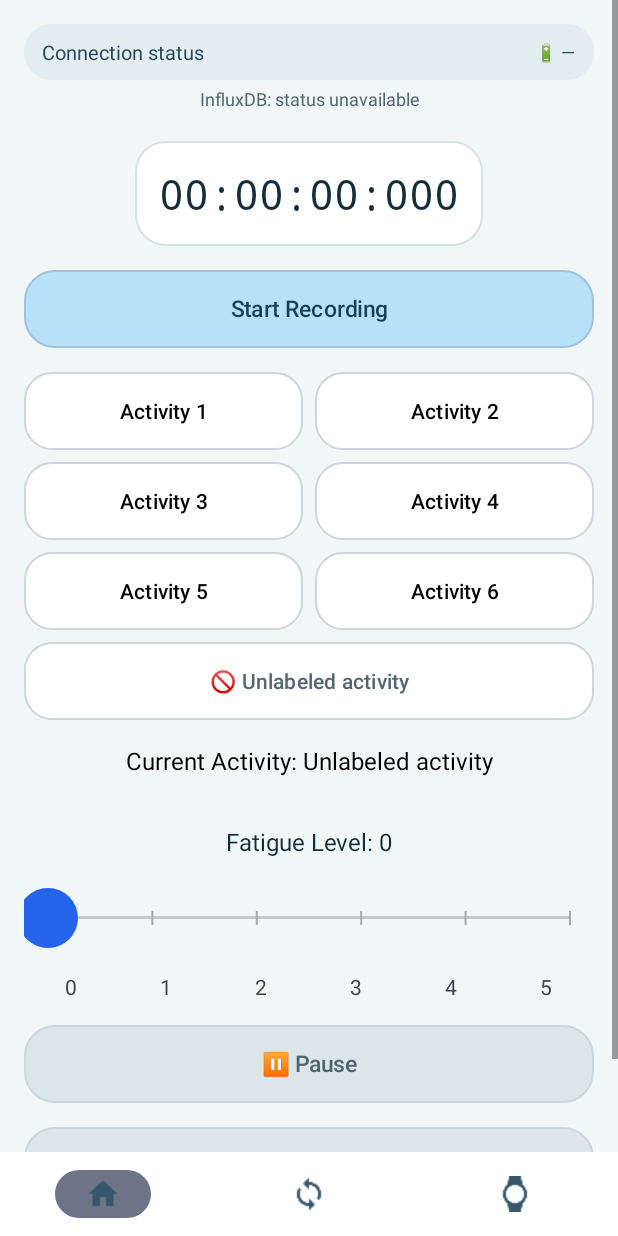
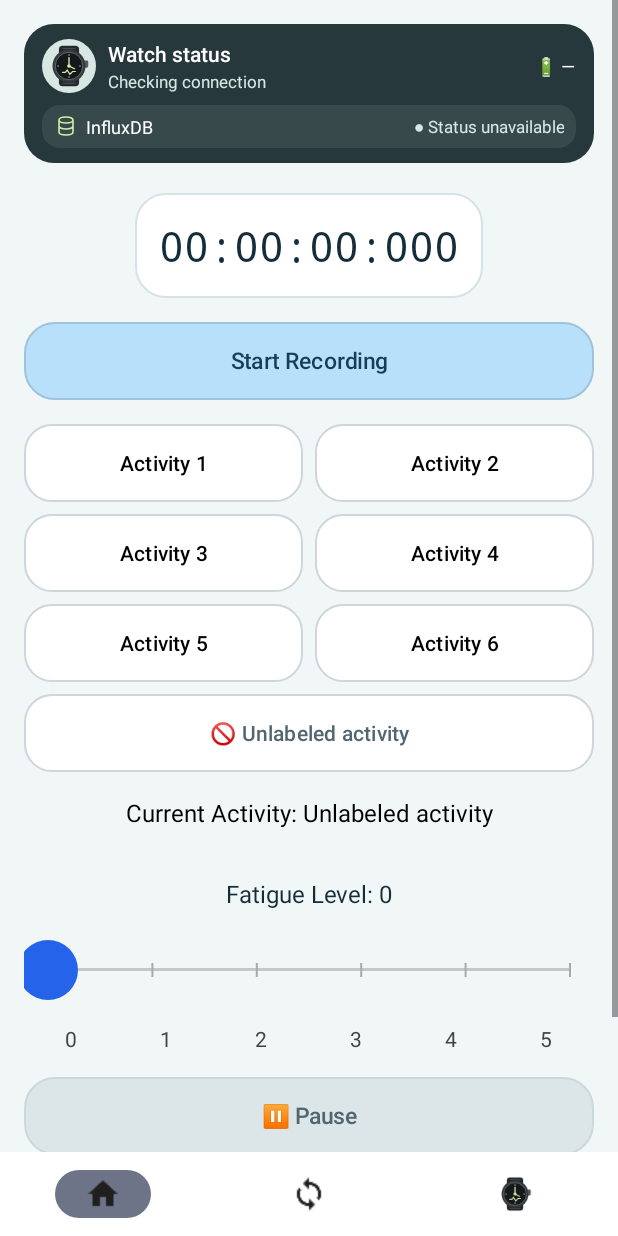
Before and after one commit to djalal2000/Appmobile, an Android app built with Jetpack Compose: the ValidationActivity screen opened directly, with no data from a screen before it, on a phone screen of 412 x 824 dp. Run offline under Robolectric (Android 15) with nearby library versions, the phone set to English and light mode, and no system bars; 1 statement that could not run was skipped.

Commit message:
Add unified round smartwatch icon and premium dark connection status card

```diff
--- a/app/src/main/java/com/bharathvishal/messagecommunicationusingwearabledatalayer/MainActivity.kt
+++ b/app/src/main/java/com/bharathvishal/messagecommunicationusingwearabledatalayer/MainActivity.kt
@@ -267,6 +267,7 @@ class MainActivity : ComponentActivity() {
 
                 AlertDialog.Builder(this@MainActivity)
                     .setTitle(tr("Connected Watches"))
+                    .setIcon(R.drawable.ic_pemesa_round_watch)
                     .setMessage(deviceNames)
                     .setPositiveButton("OK", null)
                     .create()
@@ -585,7 +586,8 @@ fun SimpleTopAppBar(onMenuItemClick: (String) -> Unit, language: String = AppLan
                             expanded = false
                         },
                         leadingIcon = {
-                            Icon(Icons.Filled.Watch, contentDescription = tr("Smartwatch"))
+                            Icon(painter = painterResource(R.drawable.ic_pemesa_round_watch), contentDescription = tr("Smartwatch"),
+                                modifier = Modifier.size(24.dp), tint = Color.Unspecified)
                         }
                     )
                     DropdownMenuItem(
--- a/app/src/main/java/com/bharathvishal/messagecommunicationusingwearabledatalayer/ValidationActivity.kt
+++ b/app/src/main/java/com/bharathvishal/messagecommunicationusingwearabledatalayer/ValidationActivity.kt
@@ -35,41 +35,41 @@ class ValidationActivity : AppCompatActivity() {
         val color: String
         when {
             status == null -> {
-                text = commandText("InfluxDB: status unavailable", "InfluxDB : état indisponible")
-                color = "#526671"
+                text = commandText("Status unavailable", "État indisponible")
+                color = "#D8E7E4"
             }
             status.activity == "ERROR" || status.wearable == "ERROR" -> {
                 val buckets = listOfNotNull(
                     "activity".takeIf { status.activity == "ERROR" },
                     "wearable".takeIf { status.wearable == "ERROR" }
                 ).joinToString(", ")
-                text = commandText("InfluxDB: write failed", "InfluxDB : échec d’écriture") + " ($buckets)"
-                color = "#B32636"
+                text = commandText("Write failed", "Échec d’écriture") + " ($buckets)"
+                color = "#FFB8C0"
             }
             status.failures > 0 -> {
-                text = commandText("InfluxDB: previous write failures", "InfluxDB : échecs antérieurs") +
+                text = commandText("Previous write failures", "Échecs antérieurs") +
                     " (${status.failures})"
-                color = "#865000"
+                color = "#FFD7A6"
             }
             status.activity == "OK" && status.wearable == "OK" -> {
-                text = commandText("InfluxDB: last writes OK", "InfluxDB : dernières écritures OK")
-                color = "#096B45"
+                text = commandText("Last writes OK", "Dernières écritures OK")
+                color = "#D6EDA5"
             }
             status.pending > 0 || status.activity == "OK" || status.wearable == "OK" -> {
-                text = commandText("InfluxDB: awaiting write confirmation", "InfluxDB : confirmation en attente")
-                color = "#865000"
+                text = commandText("Awaiting confirmation", "Confirmation en attente")
+                color = "#FFD7A6"
             }
             else -> {
-                text = commandText("InfluxDB: no writes yet", "InfluxDB : aucune écriture")
-                color = "#526671"
+                text = commandText("No writes yet", "Aucune écriture")
+                color = "#D8E7E4"
             }
         }
         val pending = status?.pending ?: 0L
         binding.influxStatusTv.text = if (pending > 0) {
-            "$text · " + commandText("$pending pending", "$pending en attente")
-        } else text
+            "● $text · " + commandText("$pending pending", "$pending en attente")
+        } else "● $text"
         binding.influxStatusTv.setTextColor(android.graphics.Color.parseColor(color))
-        binding.influxStatusTv.contentDescription = binding.influxStatusTv.text.toString() +
+        binding.influxStatusTv.contentDescription = "InfluxDB: " + binding.influxStatusTv.text.toString().removePrefix("● ") +
             if (status != null && status.failures > 0) {
                 commandText(". Failed writes since watch app launch: ${status.failures}",
                     ". Échecs depuis le lancement de la montre : ${status.failures}")
@@ -118,7 +118,8 @@ class ValidationActivity : AppCompatActivity() {
         showWatchBattery(null)
         showInfluxStatus(null)
 
-        binding.deviceconnectionStatusTv.text = localized("Connection status")
+        binding.deviceconnectionStatusTv.text = commandText("Watch status", "État de la montre")
+        binding.watchStatusSubtitleTv.text = commandText("Checking connection", "Vérification de la connexion")
         binding.startRecordingButton.text = localized("Start Recording")
         binding.stopRecordingButton.text = localized("Stop Recording")
         binding.pauseRecordingButton.text = localized("⏸ Pause")
@@ -429,6 +430,7 @@ class ValidationActivity : AppCompatActivity() {
                             val deviceNames = nodeList.joinToString("\n") { "• ${it.displayName} (${it.id})" }
                             AlertDialog.Builder(this@ValidationActivity)
                                 .setTitle(localized("Connected Watches"))
+                                .setIcon(R.drawable.ic_pemesa_round_watch)
                                 .setMessage(deviceNames)
                                 .setPositiveButton("OK", null)
                                 .create()
@@ -548,14 +550,17 @@ class ValidationActivity : AppCompatActivity() {
 
     private fun updateConnectionStatus(isConnected: Boolean, appOpen: Boolean) {
         when {
-            !isConnected -> uiStatusStyle("#FCE7E9", "#922B37")
-            appOpen -> uiStatusStyle("#D6EDA5", "#344C16")
-            else -> uiStatusStyle("#FBEBD5", "#744917")
+            !isConnected -> uiStatusStyle("#402B30", "#54383E", "#FFB8C0")
+            appOpen -> uiStatusStyle("#1E3935", "#2D4843", "#D6EDA5")
+            else -> uiStatusStyle("#3E3427", "#514335", "#FFD7A6")
         }
-        binding.deviceconnectionStatusTv.text = when {
-            !isConnected -> localized("❌ Watch not connected.")
-            appOpen -> localized("✅ Watch connected and app open.").replace("✅", "✓")
-            else -> localized("⚠️ Watch connected but app closed.")
+        binding.deviceconnectionStatusTv.text = if (isConnected)
+            commandText("Watch connected", "Montre connectée")
+        else commandText("Watch disconnected", "Montre déconnectée")
+        binding.watchStatusSubtitleTv.text = when {
+            !isConnected -> commandText("Connection unavailable", "Connexion indisponible")
+            appOpen -> commandText("Application running", "Application ouverte")
+            else -> commandText("Application closed", "Application fermée")
         }
     }
 
@@ -639,23 +644,24 @@ class ValidationActivity : AppCompatActivity() {
         }
     }
 
-    private fun uiStatusStyle(fill: String, ink: String) {
-        // Apply the connection state to the shared connection-and-battery surface.
+    private fun uiStatusStyle(fill: String, inner: String, accent: String) {
         binding.watchStatusContainer.apply {
-            background = uiRounded(uiColor(fill), 18)
-            setPadding(uiDp(12), uiDp(9), uiDp(12), uiDp(9))
+            background = uiRounded(uiColor(fill), 20)
+            setPadding(uiDp(12), uiDp(10), uiDp(12), uiDp(10))
         }
-        binding.deviceconnectionStatusTv.apply {
-            background = null
-            setPadding(0, 0, 0, 0)
-            setTextColor(uiColor(ink))
+        binding.watchStatusIcon.background = uiRounded(uiColor(accent), 50)
+        binding.deviceconnectionStatusTv.setTextColor(android.graphics.Color.WHITE)
+        binding.watchStatusSubtitleTv.setTextColor(uiColor("#D8E7E4"))
+        binding.watchBatteryTv.setTextColor(android.graphics.Color.WHITE)
+        binding.influxStatusContainer.apply {
+            background = uiRounded(uiColor(inner), 12)
+            setPadding(uiDp(8), uiDp(6), uiDp(8), uiDp(6))
         }
-        binding.watchBatteryTv.setTextColor(uiColor(ink))
     }
 
     private fun applyUiDesign() {
         binding.root.setBackgroundColor(uiColor("#F1F6F7"))
-        uiStatusStyle("#E4EDF0", "#294958")
+        uiStatusStyle("#26383B", "#38494C", "#D8E7E4")
         binding.timerTextView.apply {
             background = uiRounded(uiColor("#FFFFFF"), 20, uiColor("#D6E3E6"))
             setTextColor(uiColor("#142D3A"))
@@ -672,7 +678,14 @@ class ValidationActivity : AppCompatActivity() {
         updateFatigueColor(binding.TirednessSeekBar.progress)
         binding.bottomNavigationView.apply {
             setBackgroundColor(uiColor("#FFFFFF"))
-            itemIconTintList = android.content.res.ColorStateList.valueOf(uiColor("#36566B"))
+            // Preserve the multicolor watch vector; keep the existing tint on other icons.
+            itemIconTintList = null
+            listOf(R.id.action_home, R.id.action_refresh_connection).forEach { id ->
+                val item = menu.findItem(id)
+                val drawable = item.icon?.mutate()
+                drawable?.setTint(uiColor("#36566B"))
+                item.icon = drawable
+            }
             elevation = uiDp(4).toFloat()
         }
         uiStyleButton(binding.startRecordingButton, uiColor("#B9E0FA"))
--- /dev/null
+++ b/app/src/main/res/drawable/ic_pemesa_database.xml
@@ -0,0 +1,4 @@
+<?xml version="1.0" encoding="utf-8"?>
+<vector xmlns:android="http://schemas.android.com/apk/res/android" android:width="16dp" android:height="16dp" android:viewportWidth="24" android:viewportHeight="24">
+    <path android:fillColor="#00000000" android:strokeColor="#D6EDA5" android:strokeWidth="1.6" android:strokeLineCap="round" android:strokeLineJoin="round" android:pathData="M5,6 C5,2 19,2 19,6 C19,10 5,10 5,6 Z M5,6 L5,18 C5,22 19,22 19,18 L19,6 M5,12 C5,16 19,16 19,12"/>
+</vector>
--- /dev/null
+++ b/app/src/main/res/drawable/ic_pemesa_round_watch.xml
@@ -0,0 +1,15 @@
+<?xml version="1.0" encoding="utf-8"?>
+<vector xmlns:android="http://schemas.android.com/apk/res/android"
+    android:width="32dp" android:height="32dp"
+    android:viewportWidth="48" android:viewportHeight="48">
+    <!-- Dark woven strap, round bezel and simplified luminous dial. -->
+    <path android:fillColor="#25292B" android:pathData="M17,2 L31,2 Q35,2 35,6 L35,42 Q35,46 31,46 L17,46 Q13,46 13,42 L13,6 Q13,2 17,2 Z"/>
+    <path android:strokeColor="#515759" android:strokeWidth="0.9" android:fillColor="#00000000" android:pathData="M17,5 L31,5 M17,8 L31,8 M17,40 L31,40 M17,43 L31,43"/>
+    <path android:fillColor="#555C60" android:pathData="M40,18 L44,18 Q45,18 45,20 L45,24 Q45,26 43,26 L40,26 Z"/>
+    <path android:fillColor="#343A3D" android:pathData="M24,6 A18,18 0,1 1,24 42 A18,18 0,1 1,24 6 Z"/>
+    <path android:fillColor="#15191C" android:strokeColor="#72787A" android:strokeWidth="0.9" android:pathData="M24,9 A15,15 0,1 1,24 39 A15,15 0,1 1,24 9 Z"/>
+    <path android:strokeColor="#D6EDA5" android:strokeWidth="1.5" android:strokeLineCap="round" android:fillColor="#00000000" android:pathData="M24,15 L24,24 L30,27"/>
+    <path android:fillColor="#D6EDA5" android:pathData="M24,22 A2,2 0,1 1,24 26 A2,2 0,1 1,24 22 Z"/>
+    <path android:strokeColor="#AAB3B4" android:strokeWidth="1.1" android:strokeLineCap="round" android:fillColor="#00000000" android:pathData="M24,11.5 L24,12.5 M36.5,24 L35.5,24 M24,36.5 L24,35.5 M11.5,24 L12.5,24"/>
+    <path android:strokeColor="#D6EDA5" android:strokeWidth="1.3" android:strokeLineCap="round" android:fillColor="#00000000" android:pathData="M17,31 L20,31 L22,28.5 L25,33 L28,30 L31,30"/>
+</vector>
--- a/app/src/main/res/layout/activity_validation.xml
+++ b/app/src/main/res/layout/activity_validation.xml
@@ -17,46 +17,90 @@
             android:orientation="vertical"
             android:padding="16dp">
 
-            <!-- One compact status surface for watch connection and battery. -->
+            <!-- Compact dark status card; connection and database states remain independent. -->
             <LinearLayout
                 android:id="@+id/watchStatusContainer"
                 android:layout_width="match_parent"
                 android:layout_height="wrap_content"
-                android:layout_gravity="center_horizontal"
+                android:orientation="vertical">
+                <LinearLayout
+                    android:layout_width="match_parent"
+                    android:layout_height="wrap_content"
                     android:orientation="horizontal"
                     android:gravity="center_vertical">
+                    <ImageView
+                        android:id="@+id/watchStatusIcon"
+                        android:layout_width="36dp"
+                        android:layout_height="36dp"
+                        android:padding="3dp"
+                        android:scaleType="fitCenter"
+                        android:src="@drawable/ic_pemesa_round_watch"
+                        android:importantForAccessibility="no" />
+                    <LinearLayout
+                        android:layout_width="0dp"
+                        android:layout_height="wrap_content"
+                        android:layout_weight="1"
+                        android:layout_marginStart="8dp"
+                        android:orientation="vertical">
                         <TextView
                             android:id="@+id/deviceconnectionStatusTv"
-                    android:layout_width="0dp"
+                            android:layout_width="match_parent"
                             android:layout_height="wrap_content"
-                    android:layout_gravity="center_vertical"
-                    android:layout_weight="1"
-                    android:text="Statut de la connexion"
-                    android:textSize="13sp" />
-
-                <!-- PEMESA_WATCH_BATTERY_V1 -->
+                            android:fontFamily="sans-serif-medium"
+                            android:text="Watch status"
+                            android:textSize="14sp"
+                            android:textColor="#FFFFFF" />
+                        <TextView
+                            android:id="@+id/watchStatusSubtitleTv"
+                            android:layout_width="match_parent"
+                            android:layout_height="wrap_content"
+                            android:layout_marginTop="1dp"
+                            android:text="Checking connection"
+                            android:textSize="11sp"
+                            android:textColor="#D8E7E4" />
+                    </LinearLayout>
                     <TextView
                         android:id="@+id/watchBatteryTv"
                         android:layout_width="wrap_content"
                         android:layout_height="wrap_content"
-                    android:layout_gravity="center_vertical"
                         android:layout_marginStart="6dp"
-                    android:gravity="center"
                         android:maxLines="1"
                         android:text="🔋 —"
-                    android:textColor="?attr/colorOnSurface"
+                        android:textColor="#FFFFFF"
                         android:textSize="12sp" />
                 </LinearLayout>
-
+                <LinearLayout
+                    android:id="@+id/influxStatusContainer"
+                    android:layout_width="match_parent"
+                    android:layout_height="wrap_content"
+                    android:layout_marginTop="8dp"
+                    android:orientation="horizontal"
+                    android:gravity="center_vertical">
+                    <ImageView
+                        android:layout_width="16dp"
+                        android:layout_height="16dp"
+                        android:src="@drawable/ic_pemesa_database"
+                        android:importantForAccessibility="no" />
+                    <TextView
+                        android:layout_width="wrap_content"
+                        android:layout_height="wrap_content"
+                        android:layout_marginStart="5dp"
+                        android:text="InfluxDB"
+                        android:textColor="#FFFFFF"
+                        android:textSize="12sp" />
                     <TextView
                         android:id="@+id/influxStatusTv"
-                android:layout_width="match_parent"
+                        android:layout_width="0dp"
                         android:layout_height="wrap_content"
-                android:layout_marginTop="4dp"
-                android:gravity="center"
-                android:textSize="12sp"
-                android:text="InfluxDB: status unavailable"
+                        android:layout_weight="1"
+                        android:layout_marginStart="10dp"
+                        android:gravity="end"
+                        android:text="Status unavailable"
+                        android:textSize="11sp"
+                        android:textColor="#D8E7E4"
                         android:accessibilityLiveRegion="polite" />
+                </LinearLayout>
+            </LinearLayout>
 
             <TextView
                 android:id="@+id/timerTextView"
--- a/app/src/main/res/menu/bottom_nav_menu.xml
+++ b/app/src/main/res/menu/bottom_nav_menu.xml
@@ -9,6 +9,6 @@
         android:title="" />
     <item
         android:id="@+id/action_show_connected_devices"
-        android:icon="@drawable/ic_watch"
+        android:icon="@drawable/ic_pemesa_round_watch"
         android:title="" />
 </menu>
```
Lines whose indentation alone changed are shown as unchanged.
